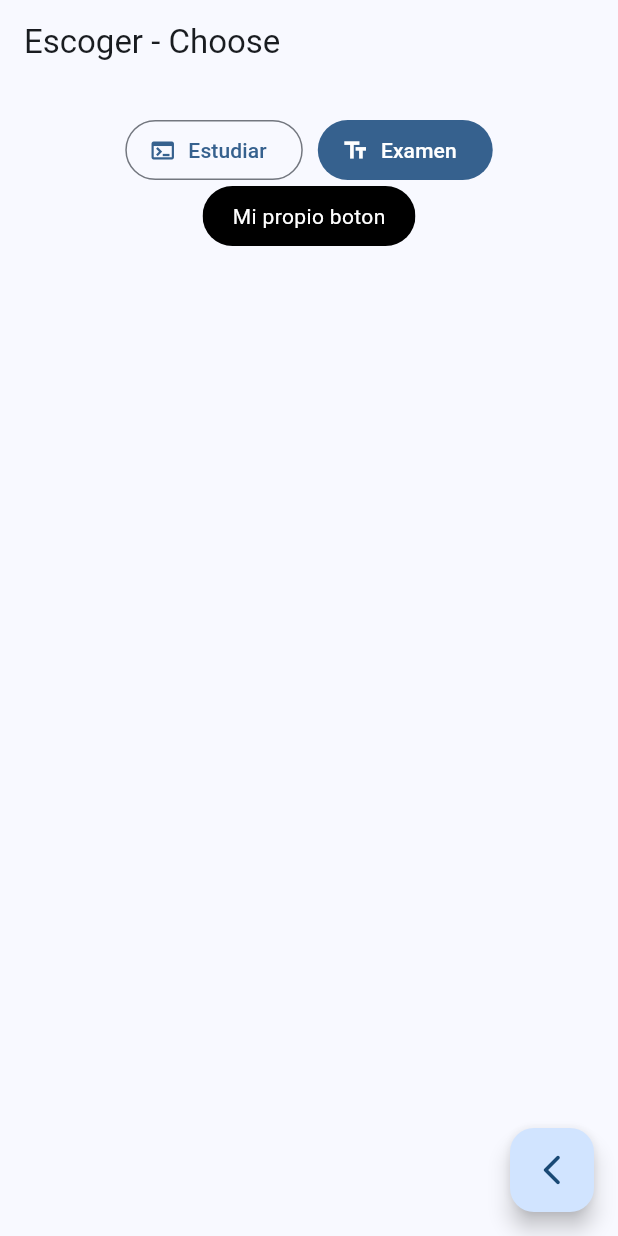
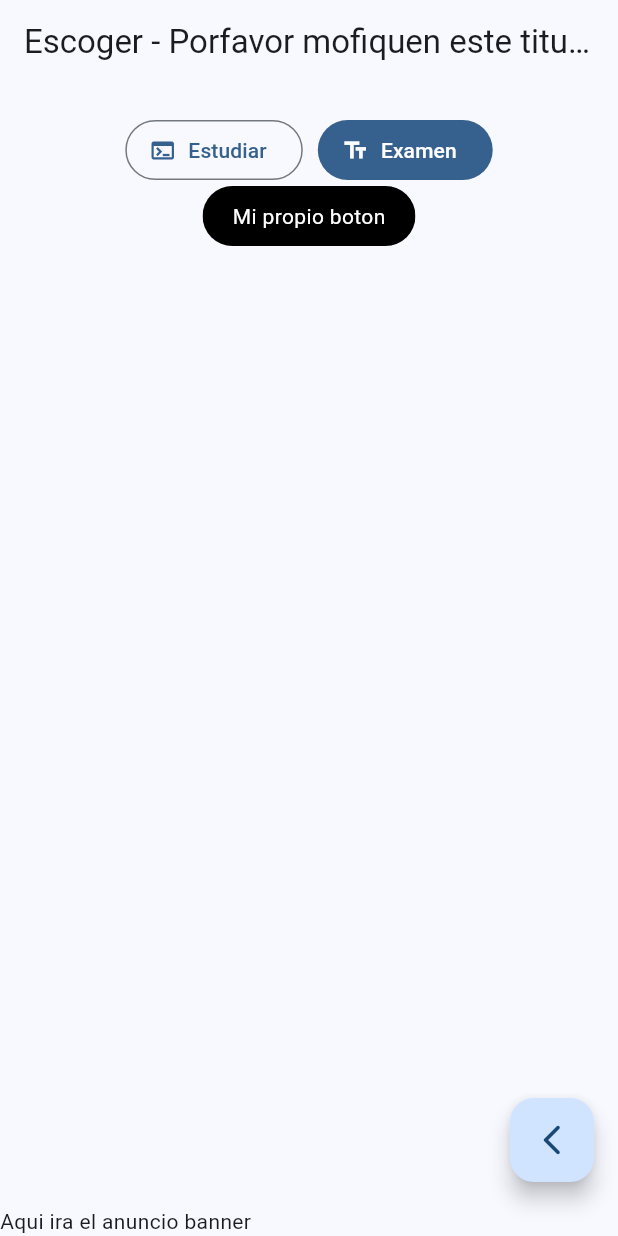
Before and after one commit to khrypton/simulacro, a Flutter app: the ChooseScreen screen opened by its route, on a phone screen of 412 x 824 dp. Run offline on Flutter 3.47's test engine with Material 2 defaults, Android fonts, the phone set to English and light mode, and no system bars; our stand-ins replace go_router.

Commit message:
Yo Javie modifique el archivo choose_screen

```diff
--- a/lib/screens/choose_screen.dart
+++ b/lib/screens/choose_screen.dart
@@ -8,7 +8,7 @@ class ChooseScreen extends StatelessWidget {
   Widget build(BuildContext context) {
     return Scaffold(
       appBar: AppBar(
-        title: const Text("Escoger - Choose"),
+        title: const Text("Escoger - Porfavor mofiquen este titulo urgente"),
       ),
       body: const _ChooseView(),
       floatingActionButton: FloatingActionButton(
@@ -17,6 +17,7 @@ class ChooseScreen extends StatelessWidget {
           context.pop();
         },
       ),
+      bottomNavigationBar: const Text("Aqui ira el anuncio banner"),
     );
   }
 }
```
